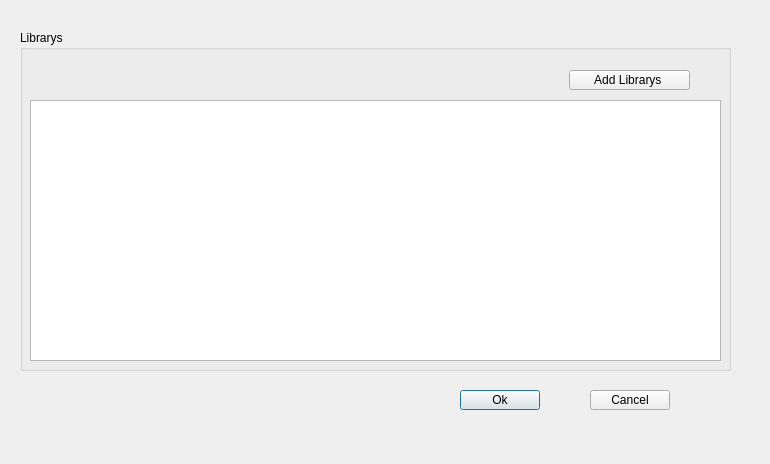
The window that set.ui (easyupdo/cmake_builder) describes before a commit, drawn with Qt 5.
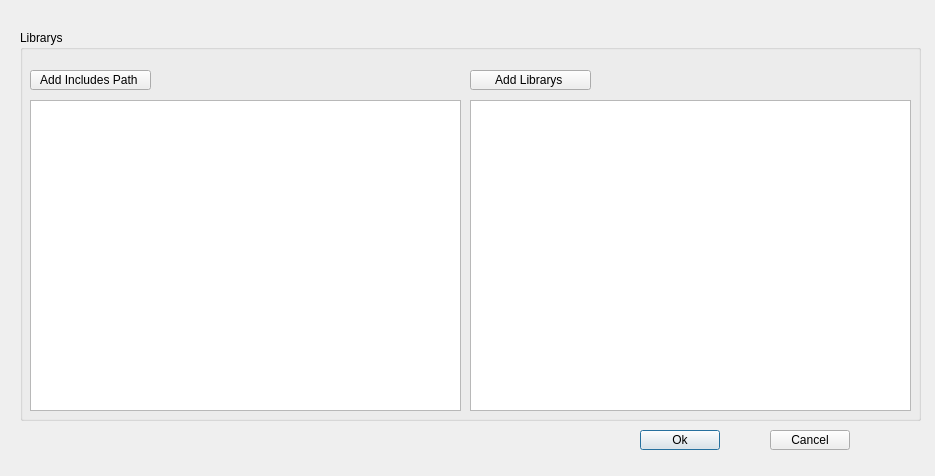
The same window after the commit.

Commit message: add includes path

```diff
--- a/set.ui
+++ b/set.ui
@@ -6,8 +6,8 @@
    <rect>
     <x>0</x>
     <y>0</y>
-    <width>770</width>
-    <height>464</height>
+    <width>935</width>
+    <height>476</height>
    </rect>
   </property>
   <property name="windowTitle">
@@ -16,8 +16,8 @@
   <widget class="QPushButton" name="pushButton">
    <property name="geometry">
     <rect>
-     <x>460</x>
-     <y>390</y>
+     <x>640</x>
+     <y>430</y>
      <width>80</width>
      <height>20</height>
     </rect>
@@ -29,8 +29,8 @@
   <widget class="QPushButton" name="pushButton_2">
    <property name="geometry">
     <rect>
-     <x>590</x>
-     <y>390</y>
+     <x>770</x>
+     <y>430</y>
      <width>80</width>
      <height>20</height>
     </rect>
@@ -44,8 +44,8 @@
     <rect>
      <x>20</x>
      <y>30</y>
-     <width>711</width>
-     <height>341</height>
+     <width>901</width>
+     <height>391</height>
     </rect>
    </property>
    <property name="title">
@@ -54,17 +54,17 @@
    <widget class="QTextEdit" name="textEdit_2">
     <property name="geometry">
      <rect>
-      <x>10</x>
+      <x>450</x>
       <y>70</y>
-      <width>691</width>
-      <height>261</height>
+      <width>441</width>
+      <height>311</height>
      </rect>
     </property>
    </widget>
    <widget class="QPushButton" name="pushButton_4">
     <property name="geometry">
      <rect>
-      <x>549</x>
+      <x>450</x>
       <y>40</y>
       <width>121</width>
       <height>20</height>
@@ -74,6 +74,29 @@
      <string>Add Librarys </string>
     </property>
    </widget>
+   <widget class="QTextEdit" name="textEdit_3">
+    <property name="geometry">
+     <rect>
+      <x>10</x>
+      <y>70</y>
+      <width>431</width>
+      <height>311</height>
+     </rect>
+    </property>
+   </widget>
+   <widget class="QPushButton" name="pushButton_5">
+    <property name="geometry">
+     <rect>
+      <x>10</x>
+      <y>40</y>
+      <width>121</width>
+      <height>20</height>
+     </rect>
+    </property>
+    <property name="text">
+     <string>Add Includes Path </string>
+    </property>
+   </widget>
   </widget>
  </widget>
  <resources/>
```
The commit also changes 4 other files.
